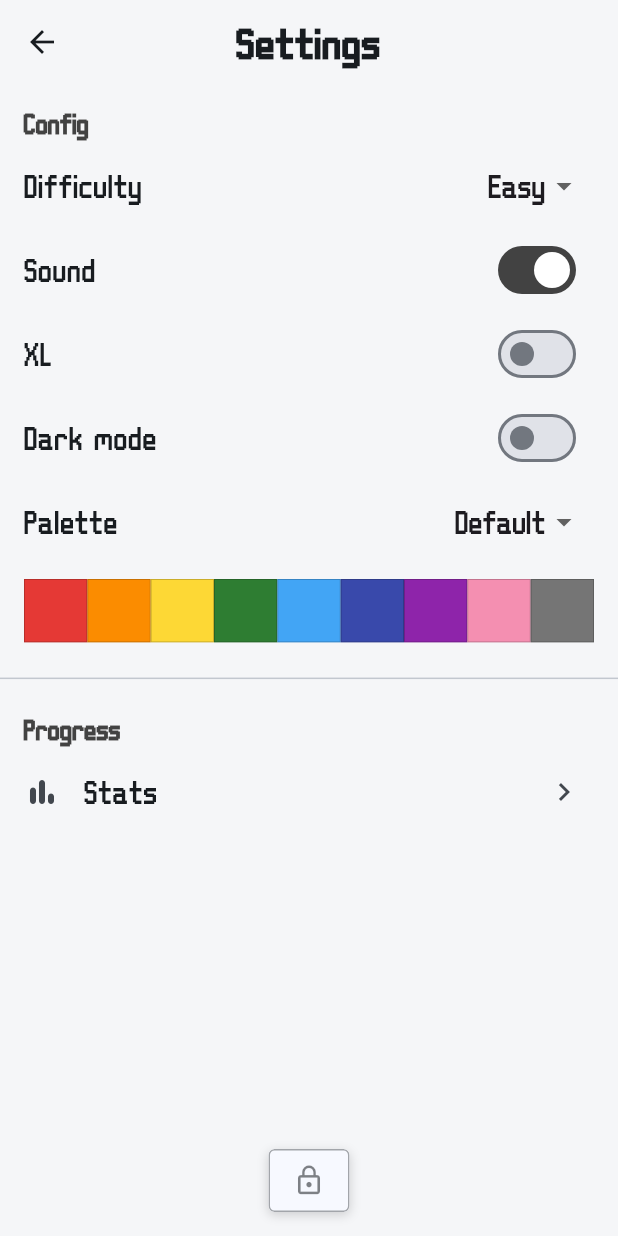
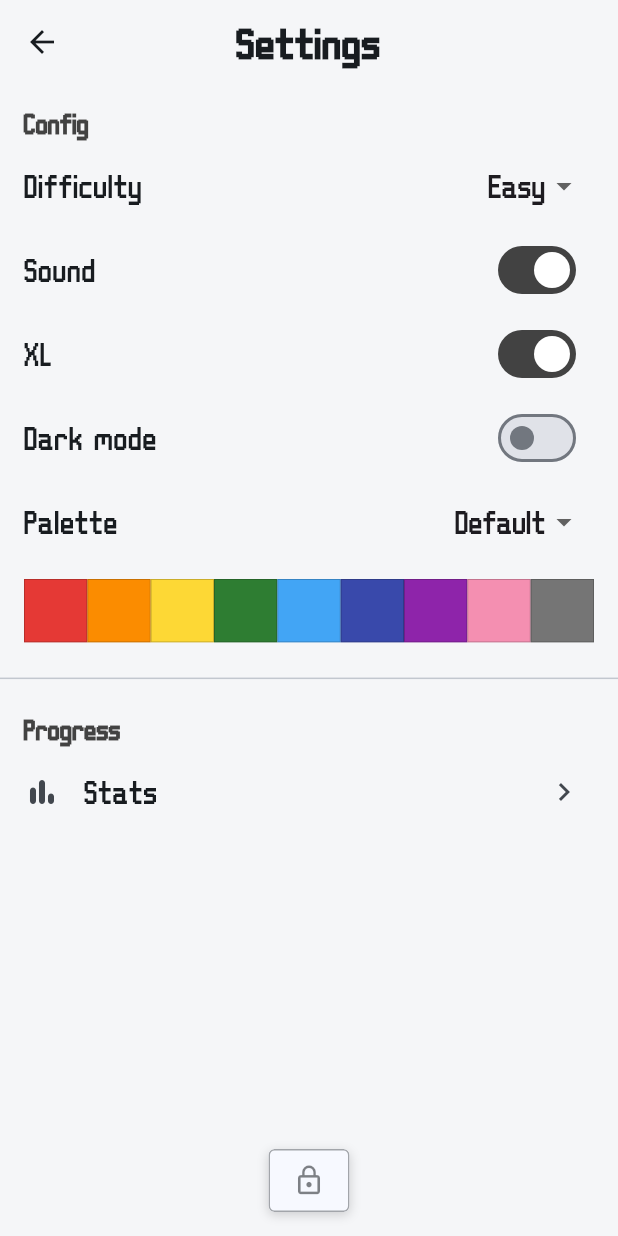
Before and after one commit to anthonyraad/Irodoku, a Flutter app: the screen it shows after launch, after a tap on the "settings" icon, on a phone screen of 412 x 824 dp. Run offline on Flutter 3.47's test engine with Material 3 defaults, Android fonts, the phone set to English and light mode, and no system bars; our stand-ins replace audioplayers, shared_preferences.

Commit message:
Default XL picker on and cap web layout width for GitHub Pages.
New users get XL enabled by default, and web builds stay centered at 480px so fullscreen browsers no longer stretch the UI.

Co-authored-by: Cursor <cursoragent@cursor.com>

```diff
--- a/lib/app.dart
+++ b/lib/app.dart
@@ -2,6 +2,7 @@ import 'package:flutter/material.dart';
 import 'package:provider/provider.dart';
 
 import 'core/theme.dart';
+import 'core/web_layout.dart';
 import 'providers/game_provider.dart';
 import 'providers/iroen_provider.dart';
 import 'providers/settings_provider.dart';
@@ -47,6 +48,7 @@ class IrodokuApp extends StatelessWidget {
             theme: IrodokuTheme.light(),
             darkTheme: IrodokuTheme.dark(),
             themeMode: settings.darkMode ? ThemeMode.dark : ThemeMode.light,
+            builder: WebLayout.wrap,
             home: const GameScreen(),
           );
         },
--- /dev/null
+++ b/lib/core/web_layout.dart
@@ -0,0 +1,37 @@
+import 'dart:math' as math;
+
+import 'package:flutter/foundation.dart';
+import 'package:flutter/material.dart';
+
+/// Keeps the mobile-like layout from stretching on wide web viewports.
+abstract final class WebLayout {
+  static const maxContentWidth = 480.0;
+
+  static double contentWidth(BuildContext context) {
+    return math.min(
+      MediaQuery.sizeOf(context).width,
+      maxContentWidth,
+    );
+  }
+
+  static Widget wrap(BuildContext context, Widget? child) {
+    if (!kIsWeb || child == null) {
+      return child ?? const SizedBox.shrink();
+    }
+
+    final width = contentWidth(context);
+    final height = MediaQuery.sizeOf(context).height;
+
+    return ColoredBox(
+      color: Theme.of(context).scaffoldBackgroundColor,
+      child: Align(
+        alignment: Alignment.topCenter,
+        child: SizedBox(
+          width: width,
+          height: height,
+          child: child,
+        ),
+      ),
+    );
+  }
+}
--- a/lib/services/preferences_service.dart
+++ b/lib/services/preferences_service.dart
@@ -53,7 +53,8 @@ class PreferencesService {
     await _prefs.setBool(_keySoundEnabled, enabled);
   }
 
-  bool getXlPicker() => _prefs.getBool(_keyXlPicker) ?? false;
+  /// Defaults to on when unset.
+  bool getXlPicker() => _prefs.getBool(_keyXlPicker) ?? true;
 
   Future<void> setXlPicker(bool enabled) async {
     await _prefs.setBool(_keyXlPicker, enabled);
```
